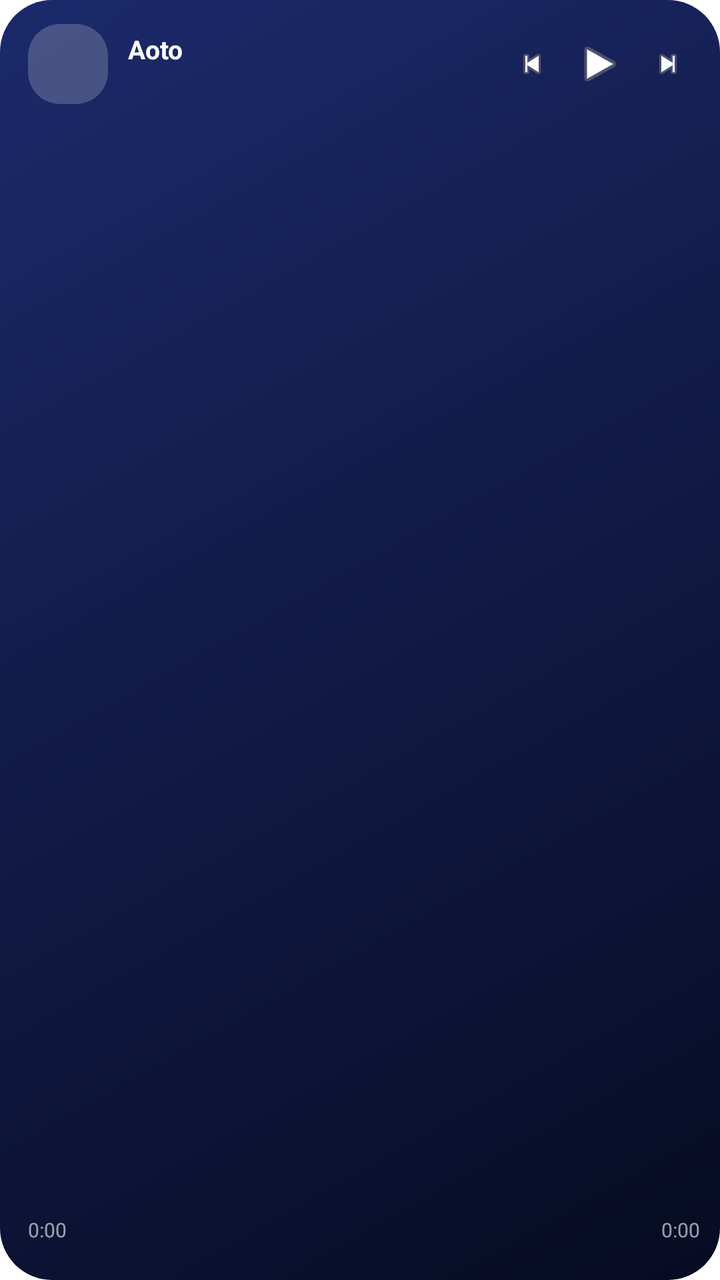
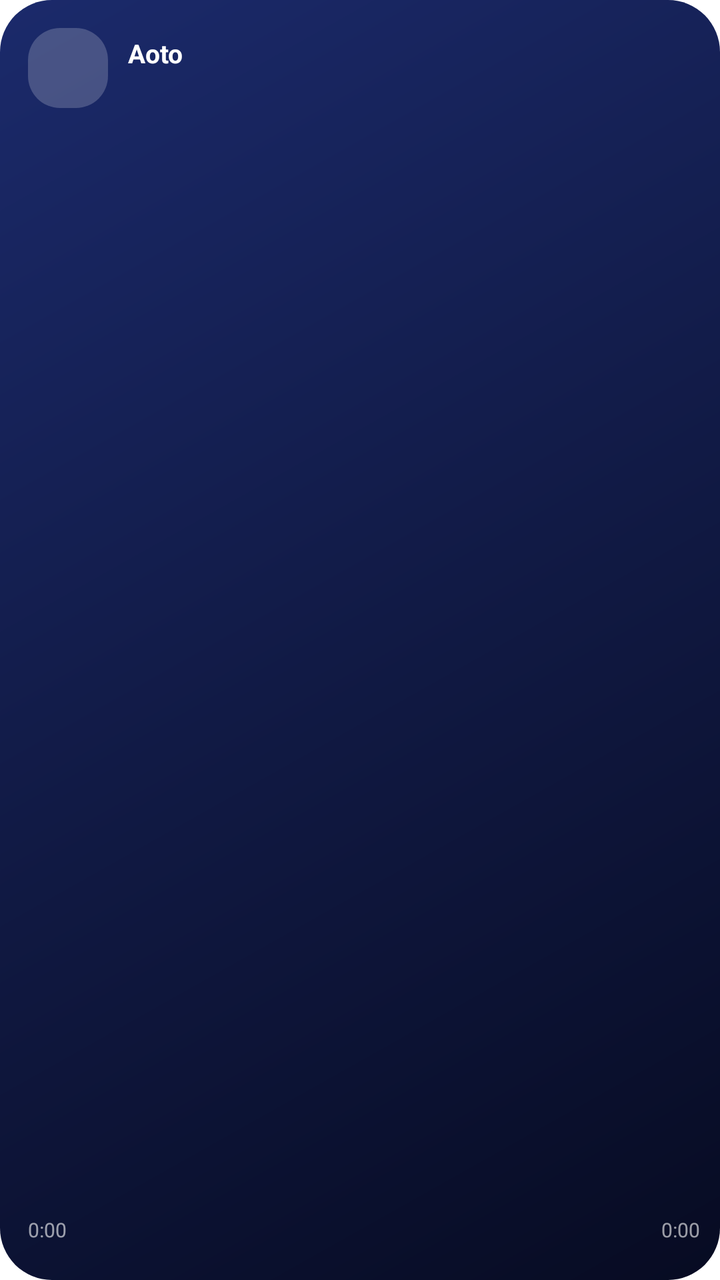

Two renders of the same Android screen: before a commit and after it. Below are the layout's source before the change and the commit's diff.
<!-- AndroidManifest.xml: application theme Theme.JimzTune.Splash -->
<!-- res/layout/widget_lyrics.xml -->
<?xml version="1.0" encoding="utf-8"?>
<FrameLayout xmlns:android="http://schemas.android.com/apk/res/android"
    android:id="@+id/widget_root"
    android:layout_width="match_parent"
    android:layout_height="match_parent">

    
    <ImageView
        android:id="@+id/widget_bg_image"
        android:layout_width="match_parent"
        android:layout_height="match_parent"
        android:scaleType="fitXY"
        android:src="@drawable/widget_bg" />

    <LinearLayout
        android:layout_width="match_parent"
        android:layout_height="match_parent"
        android:orientation="vertical"
        android:paddingStart="14dp"
        android:paddingTop="12dp"
        android:paddingEnd="10dp"
        android:paddingBottom="12dp">

        
        <LinearLayout
            android:layout_width="match_parent"
            android:layout_height="wrap_content"
            android:gravity="center_vertical"
            android:orientation="horizontal">

            <ImageView
                android:id="@+id/widget_cover"
                android:layout_width="40dp"
                android:layout_height="40dp"
                android:scaleType="centerCrop"
                android:src="@drawable/widget_cover_placeholder" />

            <LinearLayout
                android:layout_width="0dp"
                android:layout_height="wrap_content"
                android:layout_marginStart="10dp"
                android:layout_weight="1"
                android:orientation="vertical">

                <TextView
                    android:id="@+id/widget_title"
                    android:layout_width="match_parent"
                    android:layout_height="wrap_content"
                    android:ellipsize="end"
                    android:maxLines="1"
                    android:text="Aoto"
                    android:textColor="#FFFFFFFF"
                    android:textSize="13sp"
                    android:textStyle="bold" />

                <TextView
                    android:id="@+id/widget_artist"
                    android:layout_width="match_parent"
                    android:layout_height="wrap_content"
                    android:ellipsize="end"
                    android:maxLines="1"
                    android:text=""
                    android:textColor="#B3FFFFFF"
                    android:textSize="11sp" />
            </LinearLayout>

            <ImageButton
                android:id="@+id/widget_prev"
                android:layout_width="32dp"
                android:layout_height="32dp"
                android:background="@null"
                android:contentDescription="Sebelumnya"
                android:padding="7dp"
                android:scaleType="fitCenter"
                android:src="@android:drawable/ic_media_previous" />

            <ImageButton
                android:id="@+id/widget_play"
                android:layout_width="36dp"
                android:layout_height="36dp"
                android:background="@null"
                android:contentDescription="Putar atau jeda"
                android:padding="5dp"
                android:scaleType="fitCenter"
                android:src="@android:drawable/ic_media_play" />

            <ImageButton
                android:id="@+id/widget_next"
                android:layout_width="32dp"
                android:layout_height="32dp"
                android:background="@null"
                android:contentDescription="Berikutnya"
                android:padding="7dp"
                android:scaleType="fitCenter"
                android:src="@android:drawable/ic_media_next" />
        </LinearLayout>

        
        <ImageView
            android:id="@+id/widget_lyric_img"
            android:layout_width="match_parent"
            android:layout_height="0dp"
            android:layout_marginTop="6dp"
            android:layout_weight="1"
            android:contentDescription="Lirik"
            android:scaleType="fitStart" />

        
        <LinearLayout
            android:id="@+id/widget_progress_row"
            android:layout_width="match_parent"
            android:layout_height="26dp"
            android:layout_marginTop="4dp"
            android:gravity="center_vertical"
            android:orientation="horizontal">

            <TextView
                android:id="@+id/widget_time_left"
                android:layout_width="wrap_content"
                android:layout_height="wrap_content"
                android:minWidth="32dp"
                android:text="0:00"
                android:textColor="#99FFFFFF"
                android:textSize="10sp" />

            <FrameLayout
                android:layout_width="0dp"
                android:layout_height="match_parent"
                android:layout_marginStart="6dp"
                android:layout_marginEnd="6dp"
                android:layout_weight="1">

                <ImageView
                    android:id="@+id/widget_progress_img"
                    android:layout_width="match_parent"
                    android:layout_height="5dp"
                    android:layout_gravity="center_vertical"
                    android:scaleType="fitXY" />

                <LinearLayout
                    android:layout_width="match_parent"
                    android:layout_height="match_parent"
                    android:orientation="horizontal">

                <ImageView
                    android:id="@+id/widget_seek_0"
                    android:layout_width="0dp"
                    android:layout_height="match_parent"
                    android:layout_weight="1"
                    android:contentDescription="Loncat ke 0 persen" />

                <ImageView
                    android:id="@+id/widget_seek_1"
                    android:layout_width="0dp"
                    android:layout_height="match_parent"
                    android:layout_weight="1"
                    android:contentDescription="Loncat ke 10 persen" />

                <ImageView
                    android:id="@+id/widget_seek_2"
                    android:layout_width="0dp"
                    android:layout_height="match_parent"
                    android:layout_weight="1"
                    android:contentDescription="Loncat ke 20 persen" />

                <ImageView
                    android:id="@+id/widget_seek_3"
                    android:layout_width="0dp"
                    android:layout_height="match_parent"
                    android:layout_weight="1"
                    android:contentDescription="Loncat ke 30 persen" />

                <ImageView
                    android:id="@+id/widget_seek_4"
                    android:layout_width="0dp"
                    android:layout_height="match_parent"
                    android:layout_weight="1"
                    android:contentDescription="Loncat ke 40 persen" />

                <ImageView
                    android:id="@+id/widget_seek_5"
                    android:layout_width="0dp"
                    android:layout_height="match_parent"
                    android:layout_weight="1"
                    android:contentDescription="Loncat ke 50 persen" />

                <ImageView
                    android:id="@+id/widget_seek_6"
                    android:layout_width="0dp"
                    android:layout_height="match_parent"
                    android:layout_weight="1"
                    android:contentDescription="Loncat ke 60 persen" />

                <ImageView
                    android:id="@+id/widget_seek_7"
                    android:layout_width="0dp"
                    android:layout_height="match_parent"
                    android:layout_weight="1"
                    android:contentDescription="Loncat ke 70 persen" />

                <ImageView
                    android:id="@+id/widget_seek_8"
                    android:layout_width="0dp"
                    android:layout_height="match_parent"
                    android:layout_weight="1"
                    android:contentDescription="Loncat ke 80 persen" />

                <ImageView
                    android:id="@+id/widget_seek_9"
                    android:layout_width="0dp"
                    android:layout_height="match_parent"
                    android:layout_weight="1"
                    android:contentDescription="Loncat ke 90 persen" />
                </LinearLayout>
            </FrameLayout>

            <TextView
                android:id="@+id/widget_time_right"
                android:layout_width="wrap_content"
                android:layout_height="wrap_content"
                android:gravity="end"
                android:minWidth="32dp"
                android:text="0:00"
                android:textColor="#99FFFFFF"
                android:textSize="10sp" />
        </LinearLayout>
    </LinearLayout>
</FrameLayout>
<!-- resources referenced by this layout -->
<resources>
  <!-- drawable widget_bg (drawable) -->
  <?xml version="1.0" encoding="utf-8"?>
  <shape xmlns:android="http://schemas.android.com/apk/res/android" android:shape="rectangle">
      <gradient
          android:angle="315"
          android:startColor="#FF1B2A6B"
          android:centerColor="#FF111A45"
          android:endColor="#FF070B22" />
      <corners android:radius="26dp" />
  </shape>
  <!-- drawable widget_cover_placeholder (drawable) -->
  <?xml version="1.0" encoding="utf-8"?>
  <shape xmlns:android="http://schemas.android.com/apk/res/android" android:shape="rectangle">
      <solid android:color="#33FFFFFF" />
      <corners android:radius="16dp" />
  </shape>
  <style name="Theme.JimzTune.Splash" parent="Theme.SplashScreen">
          <item name="windowSplashScreenBackground">@color/jimz_background</item>
          <item name="windowSplashScreenAnimatedIcon">@drawable/splash_blank</item>
          <item name="windowSplashScreenIconBackgroundColor">@color/jimz_background</item>
          <item name="postSplashScreenTheme">@style/Theme.JimzTune</item>
      </style>
  <color name="jimz_background">#FF05060F</color>
  <!-- drawable splash_blank (drawable) -->
  <?xml version="1.0" encoding="utf-8"?>
  <vector xmlns:android="http://schemas.android.com/apk/res/android"
      android:width="24dp"
      android:height="24dp"
      android:viewportWidth="24"
      android:viewportHeight="24">
      <path
          android:fillColor="#00000000"
          android:pathData="M0,0h1v1h-1z" />
  </vector>
  <style name="Theme.JimzTune" parent="android:Theme.Material.NoActionBar">
          <item name="android:windowBackground">@color/jimz_background</item>
      </style>
</resources>

<!-- the commit's change to res/layout/widget_lyrics.xml (unified diff, before → after) -->
@@ -66,33 +66,32 @@
 
             <ImageButton
                 android:id="@+id/widget_prev"
-                android:layout_width="32dp"
-                android:layout_height="32dp"
+                android:layout_width="34dp"
+                android:layout_height="34dp"
                 android:background="@null"
                 android:contentDescription="Sebelumnya"
-                android:padding="7dp"
-                android:scaleType="fitCenter"
-                android:src="@android:drawable/ic_media_previous" />
+                android:padding="0dp"
+                android:scaleType="fitCenter" />
 
             <ImageButton
                 android:id="@+id/widget_play"
-                android:layout_width="36dp"
-                android:layout_height="36dp"
+                android:layout_width="44dp"
+                android:layout_height="44dp"
+                android:layout_marginStart="6dp"
+                android:layout_marginEnd="6dp"
                 android:background="@null"
                 android:contentDescription="Putar atau jeda"
-                android:padding="5dp"
-                android:scaleType="fitCenter"
-                android:src="@android:drawable/ic_media_play" />
+                android:padding="0dp"
+                android:scaleType="fitCenter" />
 
             <ImageButton
                 android:id="@+id/widget_next"
-                android:layout_width="32dp"
-                android:layout_height="32dp"
+                android:layout_width="34dp"
+                android:layout_height="34dp"
                 android:background="@null"
                 android:contentDescription="Berikutnya"
-                android:padding="7dp"
-                android:scaleType="fitCenter"
-                android:src="@android:drawable/ic_media_next" />
+                android:padding="0dp"
+                android:scaleType="fitCenter" />
         </LinearLayout>
 
         
